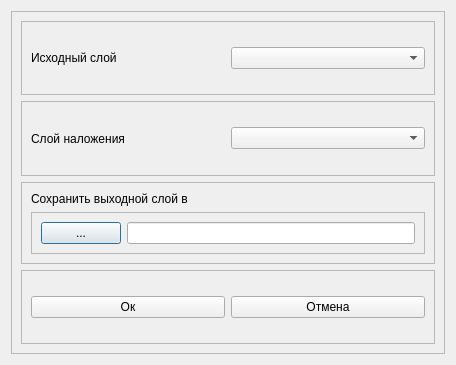
Qt form src/lipintersectionform.ui (Doggerr111/VRSA) before a commit.
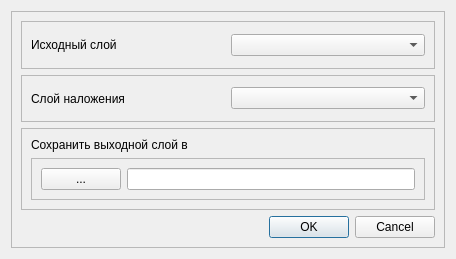
The same form after that commit. Custom widgets are drawn as their Qt base class.

Commit message: update dialogs names and fix bugs

The edit to the form file:
```diff
--- a/src/lipintersectionform.ui
+++ b/src/lipintersectionform.ui
@@ -7,7 +7,7 @@
     <x>0</x>
     <y>0</y>
     <width>456</width>
-    <height>365</height>
+    <height>259</height>
    </rect>
   </property>
   <property name="windowTitle">
@@ -109,29 +109,10 @@
        </widget>
       </item>
       <item>
-       <widget class="QFrame" name="frame_5">
-        <property name="frameShape">
-         <enum>QFrame::StyledPanel</enum>
+       <widget class="QDialogButtonBox" name="buttonBox">
+        <property name="standardButtons">
+         <set>QDialogButtonBox::Cancel|QDialogButtonBox::Ok</set>
         </property>
-        <property name="frameShadow">
-         <enum>QFrame::Raised</enum>
-        </property>
-        <layout class="QHBoxLayout" name="horizontalLayout_4">
-         <item>
-          <widget class="QPushButton" name="pushButtonOk">
-           <property name="text">
-            <string>Ок</string>
-           </property>
-          </widget>
-         </item>
-         <item>
-          <widget class="QPushButton" name="pushButtonCancel">
-           <property name="text">
-            <string>Отмена</string>
-           </property>
-          </widget>
-         </item>
-        </layout>
        </widget>
       </item>
      </layout>
```
The commit also changes 12 other files.
